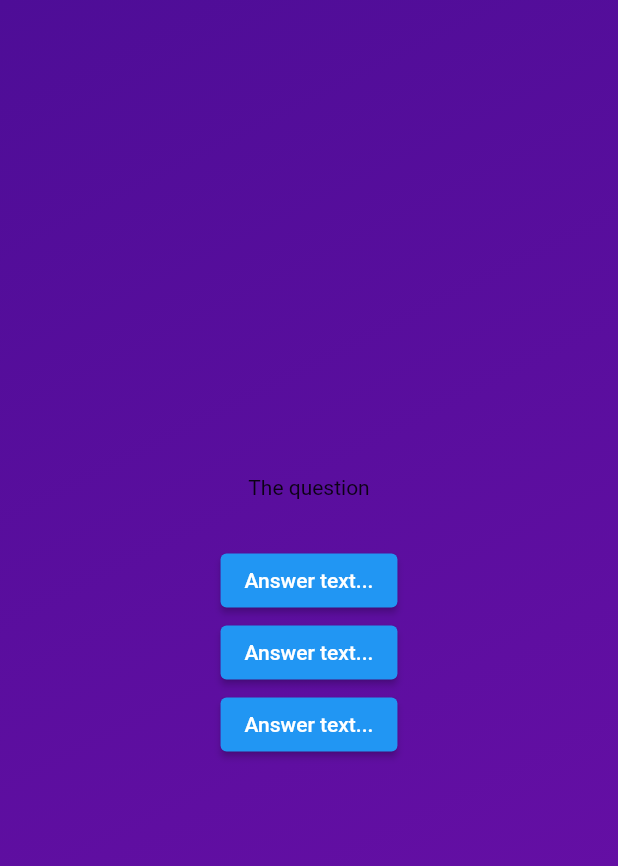
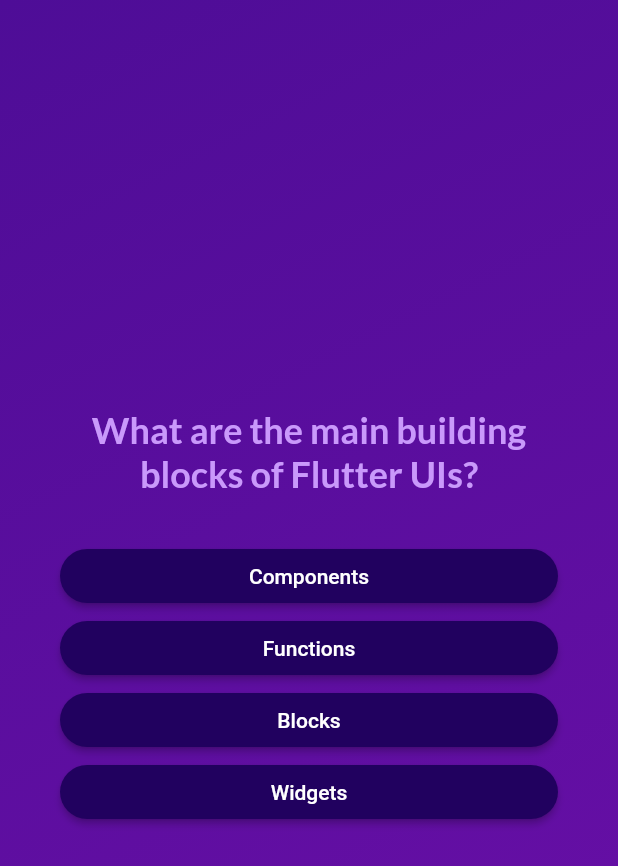
Before and after one commit to duyduc2809/adv_basics, a Flutter app: the screen it shows after launch, after a tap on "Start Quiz", on a phone screen of 412 x 824 dp. Shown: the top 866 px of the screen. Run offline on Flutter 3.47's test engine with Material 2 defaults, Android fonts, the phone set to English and light mode, and no system bars; our stand-ins replace google_fonts.

Commit message:
fix something

```diff
--- a/lib/answer_button.dart
+++ b/lib/answer_button.dart
@@ -12,7 +12,15 @@ class AnswerButton extends StatelessWidget {
   Widget build(BuildContext context) {
     return ElevatedButton(
         onPressed: onTap,
-        style: ElevatedButton.styleFrom(),
-        child: Text(answerText));
+        style: ElevatedButton.styleFrom(
+            padding: const EdgeInsets.symmetric(vertical: 10, horizontal: 40),
+            foregroundColor: Colors.white,
+            backgroundColor: const Color.fromARGB(255, 33, 1, 95),
+            shape: RoundedRectangleBorder(
+                borderRadius: BorderRadius.circular(40))),
+        child: Text(
+          answerText,
+          textAlign: TextAlign.center,
+        ));
   }
 }
--- a/lib/models/quiz_question.dart
+++ b/lib/models/quiz_question.dart
@@ -3,4 +3,10 @@ class QuizQuestion {
 
   final String text;
   final List<String> answers;
+
+  List<String> getShuffledAnswers() {
+    final shuffledList = List.of(answers);
+    shuffledList.shuffle();
+    return shuffledList;
+  }
 }
--- a/lib/questions_screen.dart
+++ b/lib/questions_screen.dart
@@ -1,5 +1,7 @@
 import 'package:adv_basics/answer_button.dart';
+import 'package:adv_basics/data/questions.dart';
 import 'package:flutter/material.dart';
+import 'package:google_fonts/google_fonts.dart';
 
 class QuestionsScreen extends StatefulWidget {
   const QuestionsScreen({super.key});
@@ -9,19 +11,39 @@ class QuestionsScreen extends StatefulWidget {
 }
 
 class _QuestionsScreenState extends State<QuestionsScreen> {
+  var currentQuestionIndex = 0;
+
+  void answerQuestion() {
+    setState(() {
+      currentQuestionIndex++;
+    });
+  }
+
   @override
   Widget build(BuildContext context) {
+    final currentQuestion = questions[currentQuestionIndex];
     return SizedBox(
       width: double.maxFinite,
-      child: Column(
-        mainAxisAlignment: MainAxisAlignment.center,
-        children: [
-          const Text('The question'),
-          const SizedBox(height: 30),
-          AnswerButton(answerText: 'Answer text...', onTap: () {}),
-          AnswerButton(answerText: 'Answer text...', onTap: () {}),
-          AnswerButton(answerText: 'Answer text...', onTap: () {}),
-        ],
+      child: Container(
+        margin: const EdgeInsets.all(40),
+        child: Column(
+          mainAxisAlignment: MainAxisAlignment.center,
+          crossAxisAlignment: CrossAxisAlignment.stretch,
+          children: [
+            Text(
+              currentQuestion.text,
+              style: GoogleFonts.lato(
+                  color: const Color.fromARGB(255, 201, 153, 251),
+                  fontSize: 24,
+                  fontWeight: FontWeight.bold),
+              textAlign: TextAlign.center,
+            ),
+            const SizedBox(height: 30),
+            ...currentQuestion.getShuffledAnswers().map((answer) {
+              return AnswerButton(answerText: answer, onTap: answerQuestion);
+            })
+          ],
+        ),
       ),
     );
   }
--- a/lib/start_screen.dart
+++ b/lib/start_screen.dart
@@ -1,4 +1,5 @@
 import 'package:flutter/material.dart';
+import 'package:google_fonts/google_fonts.dart';
 
 class StartScreen extends StatelessWidget {
   const StartScreen(this.startQuiz, {super.key});
@@ -12,13 +13,13 @@ class StartScreen extends StatelessWidget {
         children: [
           Image.asset(
             'assets/images/quiz-logo.png',
-            color: Color.fromARGB(150, 255, 255, 255),
+            color: const Color.fromARGB(150, 255, 255, 255),
           ),
           const SizedBox(height: 80),
-          const Text(
+          Text(
             'Learn Flutter the fun way!',
-            style: TextStyle(
-                color: Color.fromARGB(255, 237, 223, 252), fontSize: 24),
+            style: GoogleFonts.lato(
+                color: const Color.fromARGB(255, 237, 223, 252), fontSize: 24),
           ),
           const SizedBox(height: 30),
           OutlinedButton.icon(
--- a/pubspec.yaml
+++ b/pubspec.yaml
@@ -35,6 +35,7 @@ dependencies:
   # The following adds the Cupertino Icons font to your application.
   # Use with the CupertinoIcons class for iOS style icons.
   cupertino_icons: ^1.0.2
+  google_fonts: ^6.1.0
 
 dev_dependencies:
   flutter_test:
```
Also changed, not shown: pubspec.lock, 1 other file.
